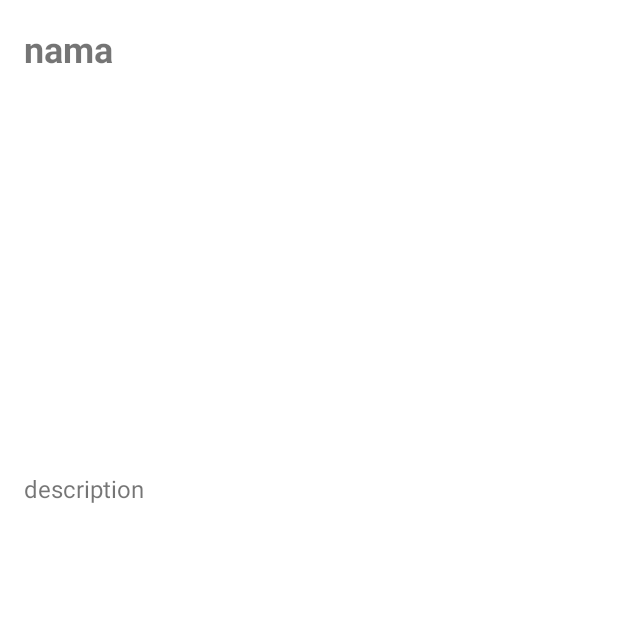
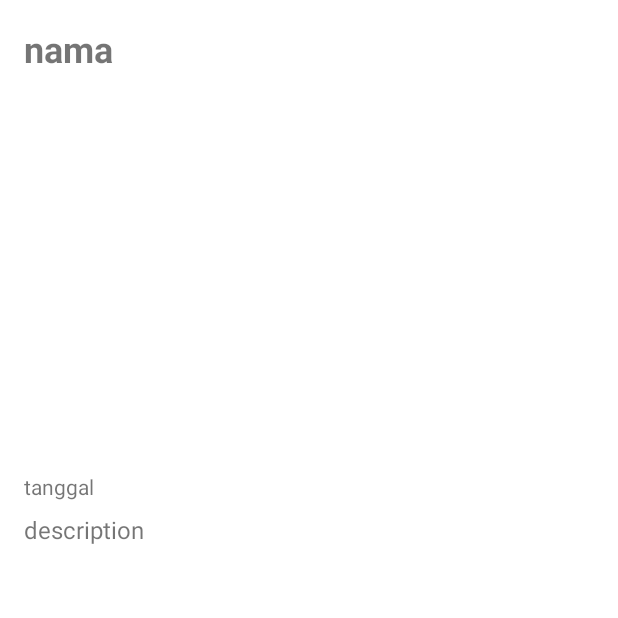
Before and after one commit to nopal72/DicoStory, an Android app: the DetailActivity screen opened directly, with no data from a screen before it, on a phone screen of 412 x 824 dp, the top half of it. Run offline under Robolectric (Android 15) with nearby library versions, the phone set to English and light mode, and no system bars; pictures from the network do not load.

Commit message:
add button navigation to post in home

```diff
--- a/app/src/main/java/com/example/dicostory/ui/home/HomeFragment.kt
+++ b/app/src/main/java/com/example/dicostory/ui/home/HomeFragment.kt
@@ -72,6 +72,10 @@ class HomeFragment : Fragment() {
             }
         }
 
+        binding.btnToPost.setOnClickListener{
+            findNavController().navigate(R.id.action_navigation_home_to_navigation_post)
+        }
+
         return binding.root
     }
 
--- a/app/src/main/res/layout/activity_detail.xml
+++ b/app/src/main/res/layout/activity_detail.xml
@@ -43,13 +43,22 @@
         app:layout_constraintEnd_toEndOf="parent"/>
 
     <TextView
+        android:id="@+id/tv_date"
+        android:layout_width="wrap_content"
+        android:layout_height="wrap_content"
+        android:layout_marginTop="8dp"
+        app:layout_constraintTop_toBottomOf="@id/iv_detail"
+        app:layout_constraintStart_toStartOf="parent"
+        android:text="@string/text_date"/>
+
+    <TextView
         android:id="@+id/tv_description"
         android:layout_width="wrap_content"
         android:layout_height="wrap_content"
         android:layout_marginTop="8dp"
         android:textSize="16sp"
         android:text="@string/text_description"
-        app:layout_constraintTop_toBottomOf="@+id/iv_detail"
+        app:layout_constraintTop_toBottomOf="@+id/tv_date"
         app:layout_constraintStart_toStartOf="parent"/>
 
 </androidx.constraintlayout.widget.ConstraintLayout>
--- a/app/src/main/res/navigation/mobile_navigation.xml
+++ b/app/src/main/res/navigation/mobile_navigation.xml
@@ -9,7 +9,11 @@
         android:id="@+id/navigation_home"
         android:name="com.example.dicostory.ui.home.HomeFragment"
         android:label="@string/title_home"
-        tools:layout="@layout/fragment_home" />
+        tools:layout="@layout/fragment_home" >
+        <action
+            android:id="@+id/action_navigation_home_to_navigation_post"
+            app:destination="@id/navigation_post" />
+    </fragment>
 
     <fragment
         android:id="@+id/navigation_post"
```
Also changed, not shown: app/src/main/java/com/example/dicostory/ui/detail/DetailActivity.kt (+7 -1 lines), app/src/main/res/layout/fragment_home.xml (+9 -0 lines).
